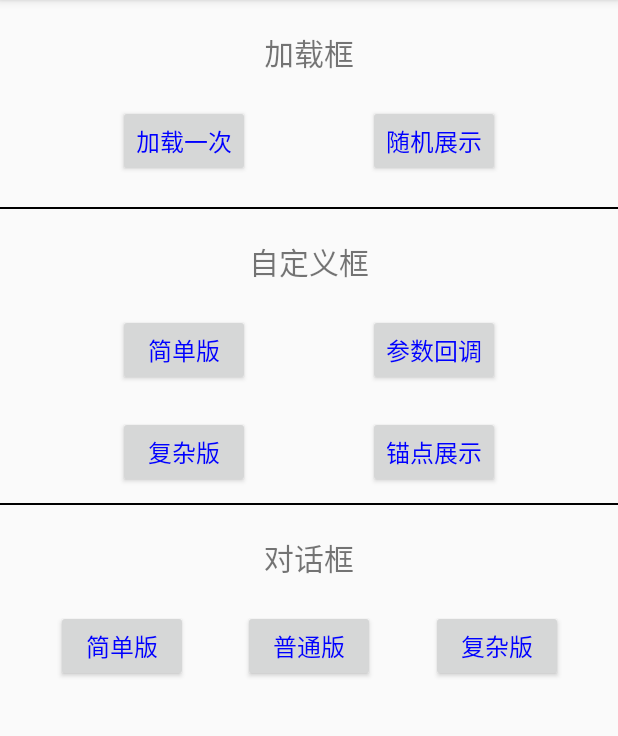
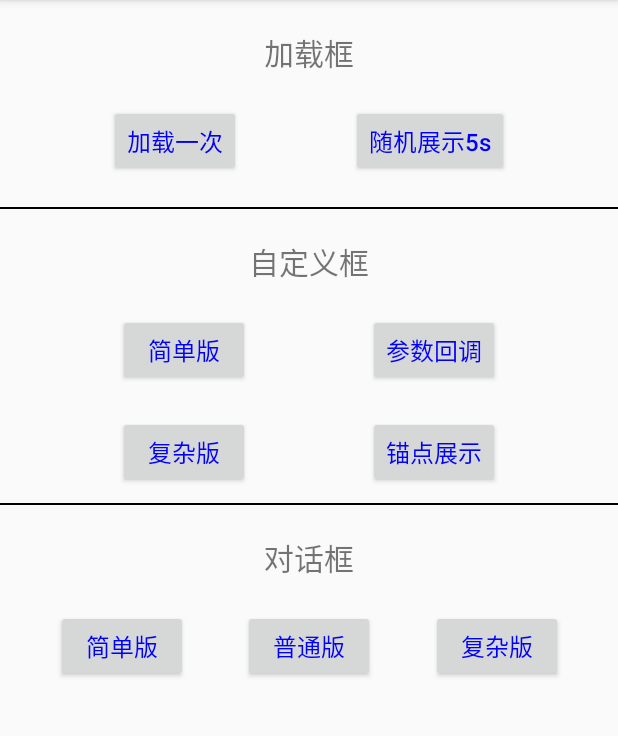
Before and after one commit to CysionLiu/WeDialog, an Android app: the screen it shows after launch (MainActivity), on a phone screen of 412 x 824 dp, the part 84-820 px from its top. Run offline under Robolectric (Android 15) with nearby library versions, the phone set to English and light mode, and no system bars.

Commit message:
a phased completion

```diff
--- a/app/src/main/res/layout/activity_main.xml
+++ b/app/src/main/res/layout/activity_main.xml
@@ -30,6 +30,7 @@
             android:layout_width="wrap_content"
             android:layout_height="wrap_content"
             android:layout_marginTop="20dp"
+            android:textAllCaps="false"
             android:text="@string/str_loading_once"
             android:textColor="@color/blue_text"
             android:textSize="@dimen/text_size"
@@ -45,6 +46,8 @@
             android:layout_marginTop="20dp"
             android:text="@string/str_loading_random"
             android:textColor="@color/blue_text"
+            android:textAllCaps="false"
+
             android:textSize="@dimen/text_size"
             app:layout_constraintLeft_toRightOf="@id/vTvShowloading"
             app:layout_constraintRight_toRightOf="parent"
@@ -77,6 +80,8 @@
             android:text="@string/str_custom_simple"
             android:textColor="@color/blue_text"
             android:textSize="@dimen/text_size"
+            android:textAllCaps="false"
+
             app:layout_constraintLeft_toLeftOf="parent"
             app:layout_constraintRight_toLeftOf="@id/vTvShowCustom2"
             app:layout_constraintTop_toBottomOf="@id/vTvCustomTitle" />
@@ -89,6 +94,8 @@
             android:layout_marginTop="20dp"
             android:text="@string/str_custom_param"
             android:textColor="@color/blue_text"
+            android:textAllCaps="false"
+
             android:textSize="@dimen/text_size"
             app:layout_constraintLeft_toRightOf="@id/vTvShowCustom1"
             app:layout_constraintRight_toRightOf="parent"
@@ -100,6 +107,8 @@
             android:layout_height="wrap_content"
             android:layout_marginTop="20dp"
             android:text="@string/str_custom_complex"
+            android:textAllCaps="false"
+
             android:textColor="@color/blue_text"
             android:textSize="@dimen/text_size"
             app:layout_constraintLeft_toLeftOf="parent"
@@ -114,6 +123,8 @@
             android:text="@string/str_jump_anchor"
             android:textColor="@color/blue_text"
             android:textSize="@dimen/text_size"
+            android:textAllCaps="false"
+
             app:layout_constraintLeft_toRightOf="@id/vTvShowCustom3"
             app:layout_constraintRight_toRightOf="parent"
             app:layout_constraintTop_toBottomOf="@id/vTvShowCustom2" />
@@ -147,6 +158,8 @@
             android:text="@string/str_custom_simple"
             android:textColor="@color/blue_text"
             android:textSize="@dimen/text_size"
+            android:textAllCaps="false"
+
             app:layout_constraintLeft_toLeftOf="parent"
             app:layout_constraintRight_toLeftOf="@id/vTvShowNormal2"
             app:layout_constraintTop_toBottomOf="@id/vTvNormalTitle" />
@@ -158,6 +171,8 @@
             android:layout_marginTop="20dp"
             android:text="@string/str_normal_normal"
             android:textColor="@color/blue_text"
+            android:textAllCaps="false"
+
             android:textSize="@dimen/text_size"
             app:layout_constraintLeft_toRightOf="@id/vTvShowNormal1"
             app:layout_constraintRight_toLeftOf="@id/vTvShowNormal3"
@@ -167,6 +182,8 @@
             android:id="@+id/vTvShowNormal3"
             android:layout_width="wrap_content"
             android:layout_height="wrap_content"
+            android:textAllCaps="false"
+
             android:layout_marginTop="20dp"
             android:text="@string/str_normal_complex"
             android:textColor="@color/blue_text"
--- a/app/src/main/res/values/strings.xml
+++ b/app/src/main/res/values/strings.xml
@@ -3,7 +3,7 @@
     <string name="str_i_am_dialog">我是对话框</string>
     <string name="str_load_hint">加载框</string>
     <string name="str_loading_once">加载一次</string>
-    <string name="str_loading_random">随机展示</string>
+    <string name="str_loading_random">随机展示5s</string>
     <string name="str_custom_hint">自定义框</string>
     <string name="str_custom_simple">简单版</string>
     <string name="str_custom_param">参数回调</string>
```
Also changed, not shown: app/src/main/java/com/cysion/dialogtest/MainActivity.kt (+20 -16 lines), wedialog/src/main/java/com/cysion/wedialog/dialogs/CustomDialog.kt (+11 -2 lines), wedialog/src/main/java/com/cysion/wedialog/dialogs/NormalDialog.kt (+11 -2 lines), 1 other file.
